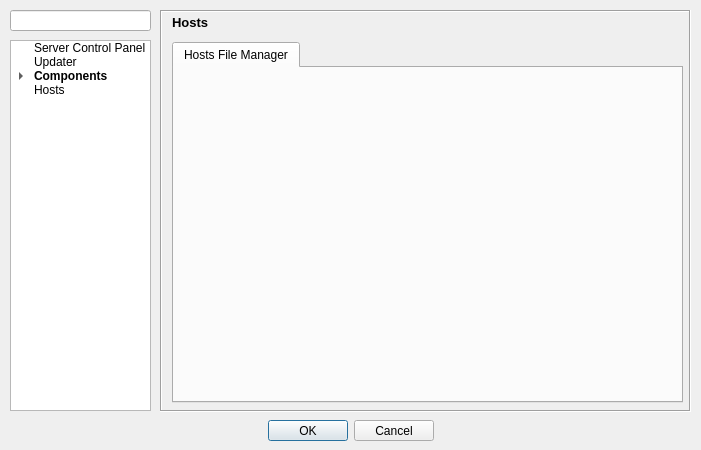
First picture: the form in src/config/configurationdialog.ui, repository WPN-XM/server-control-panel, before the edit.
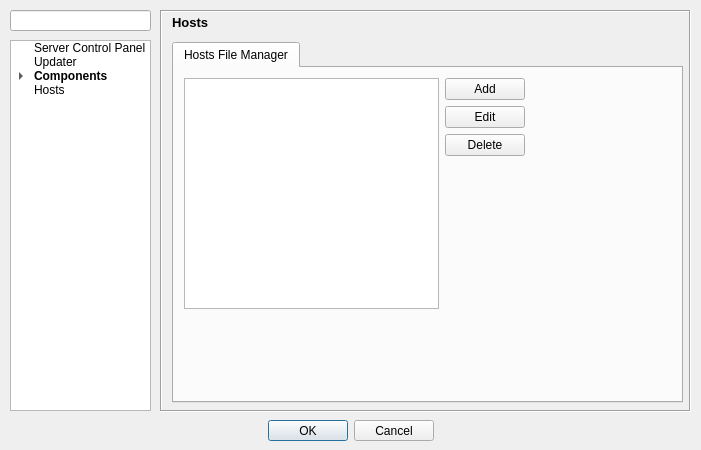
Second picture: the form after the edit. The open tabs and pages were chosen to show the change. Icons and pictures are not drawn.

Commit message: added hostsmanager ui to configurationdialog

```diff
--- a/src/config/configurationdialog.ui
+++ b/src/config/configurationdialog.ui
@@ -2323,6 +2323,42 @@
       <attribute name="title">
        <string>Hosts File Manager</string>
       </attribute>
+      <widget class="QWidget" name="gridLayoutWidget_7">
+       <property name="geometry">
+        <rect>
+         <x>10</x>
+         <y>10</y>
+         <width>341</width>
+         <height>231</height>
+        </rect>
+       </property>
+       <layout class="QGridLayout" name="gridLayout_18">
+        <item row="1" column="3">
+         <widget class="QPushButton" name="pushButton">
+          <property name="text">
+           <string>Add</string>
+          </property>
+         </widget>
+        </item>
+        <item row="2" column="3">
+         <widget class="QPushButton" name="pushButton_2">
+          <property name="text">
+           <string>Edit</string>
+          </property>
+         </widget>
+        </item>
+        <item row="1" column="0" rowspan="4" colspan="3">
+         <widget class="QTableView" name="Hosts_tableView"/>
+        </item>
+        <item row="3" column="3">
+         <widget class="QPushButton" name="pushButton_3">
+          <property name="text">
+           <string>Delete</string>
+          </property>
+         </widget>
+        </item>
+       </layout>
+      </widget>
      </widget>
     </widget>
    </widget>
```
Left out of the diff: 4 changed lines with no effect on the pictures.
